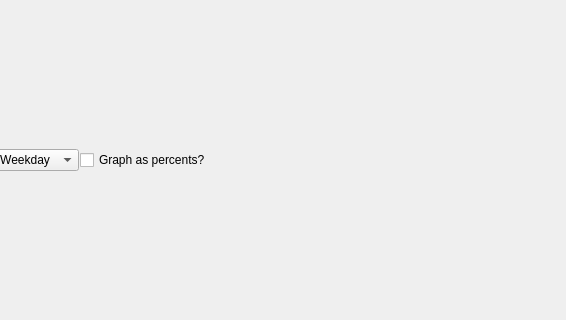
Before: the Qt Designer form frontend/gui/views/onlinecountstracker.ui in SageSight3/VRChatGroupAssistant, drawn with Qt 5; both pictures show x 93 to 659 and y 139 to 459 of the 800 by 600 pixel window.
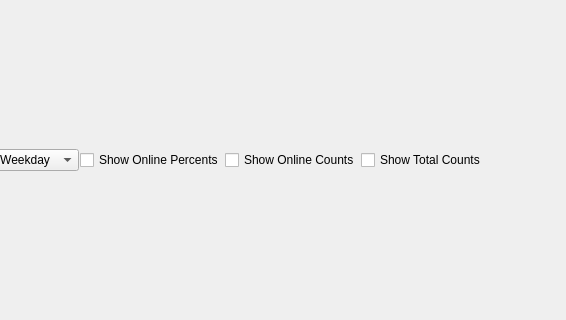
After: the same form once the commit is applied. Custom widgets are drawn as their Qt base class.

Commit message: added percents to onlinecoutns graph, figured out how onlinecoutnsgraph will be refactored to be cleaner and allow for customizability in how graph is shown, updated Tasks

```diff
--- a/frontend/gui/views/onlinecountstracker.ui
+++ b/frontend/gui/views/onlinecountstracker.ui
@@ -90,7 +90,21 @@
      <item>
       <widget class="QCheckBox" name="graphPercentsCheckbox">
        <property name="text">
-        <string>Graph as percents?</string>
+        <string>Show Online Percents</string>
+       </property>
+      </widget>
+     </item>
+     <item>
+      <widget class="QCheckBox" name="showOnlineCheckbox">
+       <property name="text">
+        <string>Show Online Counts</string>
+       </property>
+      </widget>
+     </item>
+     <item>
+      <widget class="QCheckBox" name="showTotalsCheckbox">
+       <property name="text">
+        <string>Show Total Counts</string>
        </property>
       </widget>
      </item>
```
Left out of the diff: 2 changed lines with no effect on the pictures. The commit also changes 5 other files.
